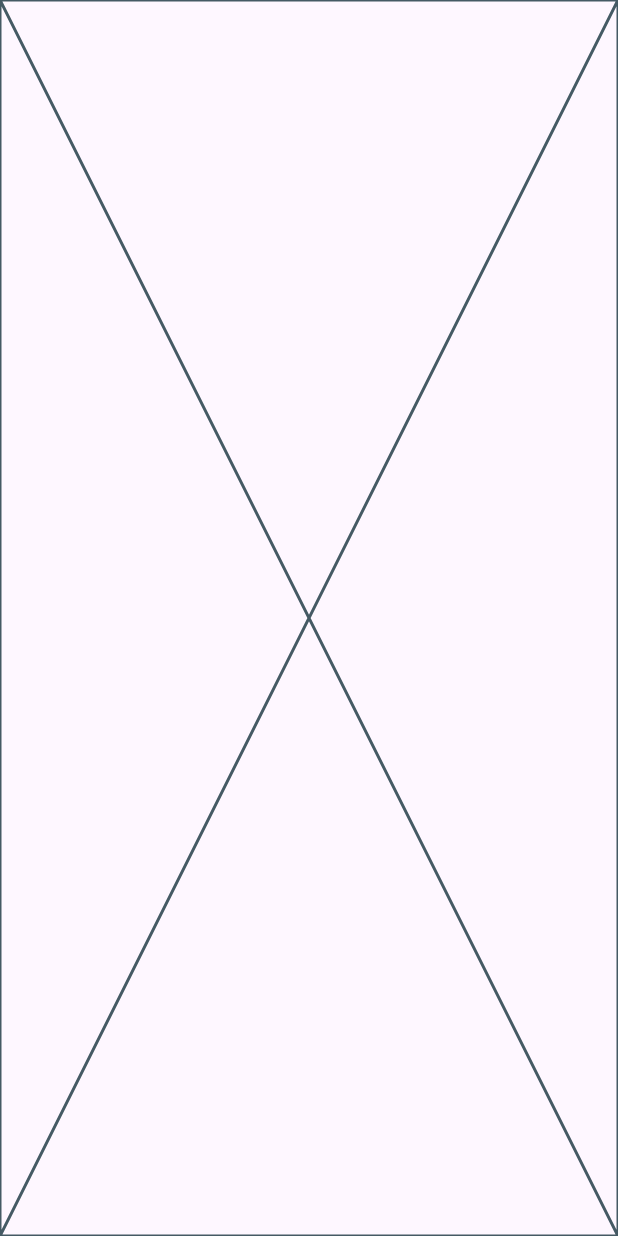
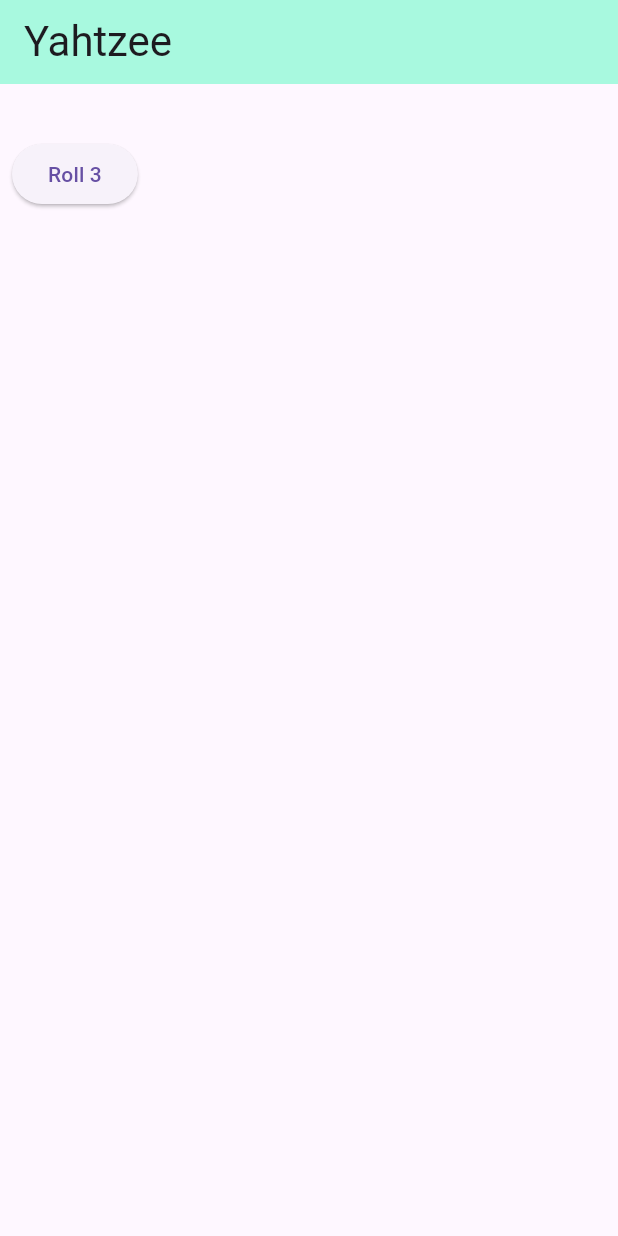
Before and after one commit to NaveedMohiuddin/MobileApp2, a Flutter app: the screen it shows after launch, on a phone screen of 412 x 824 dp. Run offline on Flutter 3.47's test engine with Material 3 defaults, Android fonts, the phone set to English and light mode, and no system bars.

Commit message:
First commit

```diff
--- a/lib/main.dart
+++ b/lib/main.dart
@@ -3,9 +3,9 @@ import 'views/yahtzee.dart';
 
 void main() {
   runApp(const MaterialApp(
-    title: 'Yahtzee',
-    home: Scaffold(
-      body: Yahtzee()
-    ),
-  ));
+      title: 'Yahtzee',
+      // home: Scaffold(
+      //   body: Yahtzee()
+      // ),
+      home: Yahtzee()));
 }
--- a/lib/models/dice.dart
+++ b/lib/models/dice.dart
@@ -1,14 +1,17 @@
 import 'package:collection/collection.dart';
 import 'dart:math';
 
+import 'package:flutter/material.dart';
 
-class Dice {
+class Dice with ChangeNotifier {
   final List<int?> _values;
   final List<bool> _held;
+  int rollCount = 3;
+  bool _shouldNotify = false;
 
   Dice(int numDice)
-  : _values = List<int?>.filled(numDice, null),
-    _held = List<bool>.filled(numDice, false);
+      : _values = List<int?>.filled(numDice, null),
+        _held = List<bool>.filled(numDice, false);
 
   List<int> get values => List<int>.unmodifiable(_values.whereNotNull());
 
@@ -29,6 +32,11 @@ class Dice {
         _values[i] = Random().nextInt(6) + 1;
       }
     }
+     if (_shouldNotify) {
+      notifyListeners();
+    } else {
+      _shouldNotify = true;
+    }
   }
 
   void toggleHold(int index) {
--- /dev/null
+++ b/lib/views/displayDice.dart
@@ -0,0 +1,75 @@
+import 'package:flutter/material.dart';
+import 'package:mp2/models/dice.dart';
+// import 'package:provider/provider.dart';
+
+class DisplayDice extends StatefulWidget {
+  const DisplayDice({super.key});
+
+  @override
+  // ignore: library_private_types_in_public_api
+      _DisplayDiceState createState() => _DisplayDiceState();
+}
+
+class _DisplayDiceState extends State<DisplayDice> {
+  final Dice _dice = Dice(5);
+  bool _isButtonPressed = false;
+  @override
+  Widget build(BuildContext context) {
+    return Padding(
+        padding: const EdgeInsets.all(8.0),
+        child: Column(
+          children: [
+            ListenableBuilder(
+                listenable: _dice,
+                builder: (BuildContext context, Widget? child) {
+                  return Column(children: [
+                    const SizedBox(height: 16),
+                    if (_isButtonPressed)
+                      Row(
+                          mainAxisAlignment: MainAxisAlignment.spaceEvenly,
+                          children: List.generate(5, (i) {
+                            return Expanded(
+                              child: GestureDetector(
+                                  onTap: () =>
+                                      {_dice.toggleHold(i), setState(() {})},
+                                  child: Padding(
+                                    padding: const EdgeInsets.all(8.0),
+                                    child: Container(
+                                      width: 100.0,
+                                      height: 100.0,
+                                      decoration: BoxDecoration(
+                                        border: Border.all(
+                                          color: _dice.isHeld(i)
+                                              ? Colors.red
+                                              : Colors.black,
+                                        ),
+                                      ),
+                                      child: Padding(
+                                        padding: const EdgeInsets.all(8.0),
+                                        child: Text(
+                                          "${_dice.values[i]}",
+                                          style: const TextStyle(fontSize: 60),
+                                        ),
+                                      ),
+                                    ),
+                                  )),
+                            );
+                          })),
+                    const SizedBox(height: 12),
+                    ElevatedButton(
+                        onPressed: _dice.rollCount > 0
+                            ? () {
+                                _dice.roll();
+                                _dice.rollCount -= 1;
+                                setState(() {
+                                  _isButtonPressed = true;
+                                });
+                              }
+                            : null,
+                        child: Text("Roll ${_dice.rollCount}"))
+                  ]);
+                }),
+          ],
+        ));
+  }
+}
--- a/lib/views/yahtzee.dart
+++ b/lib/views/yahtzee.dart
@@ -1,10 +1,22 @@
 import 'package:flutter/material.dart';
+// import 'package:provider/provider.dart';
+import 'package:mp2/views/displayDice.dart';
 
 class Yahtzee extends StatelessWidget {
   const Yahtzee({super.key});
 
   @override
   Widget build(BuildContext context) {
-    return const Placeholder();
+    return Scaffold(
+        appBar: AppBar(
+          title: const Text("Yahtzee",
+              style: TextStyle(
+                fontWeight: FontWeight.w400,
+                letterSpacing: -0.050,
+                fontSize: 28,
+              )),
+          backgroundColor: const Color.fromARGB(136, 92, 251, 195),
+        ),
+        body: const DisplayDice());
   }
 }
```
Also changed, not shown: pubspec.lock, 1 other file.
